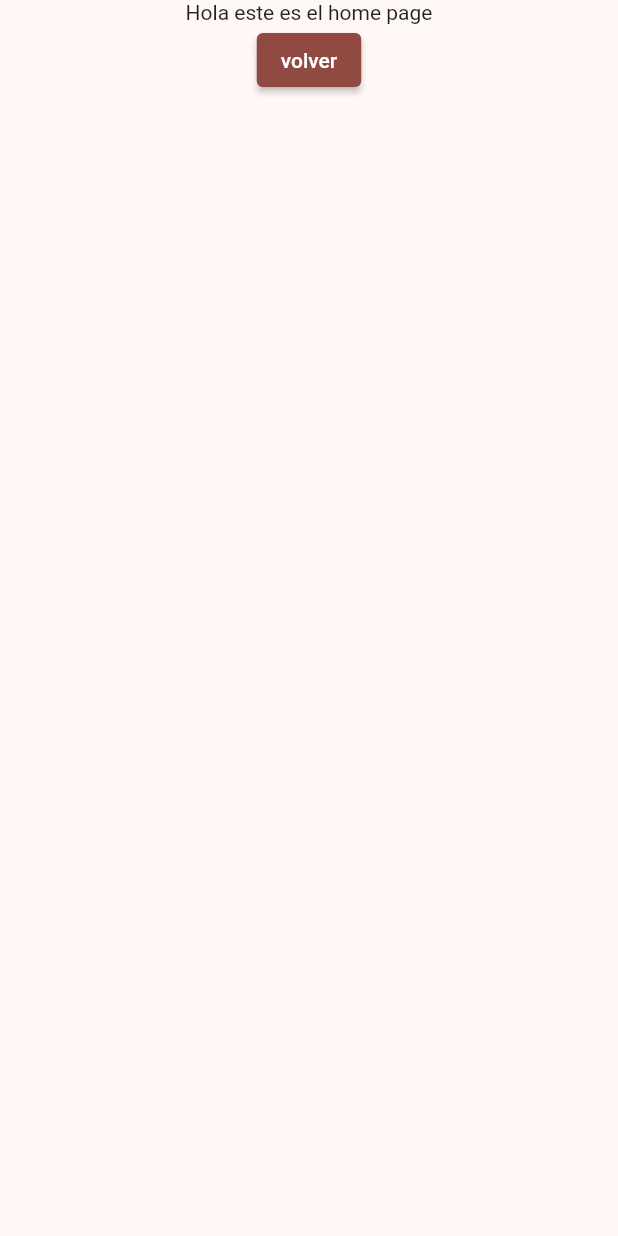
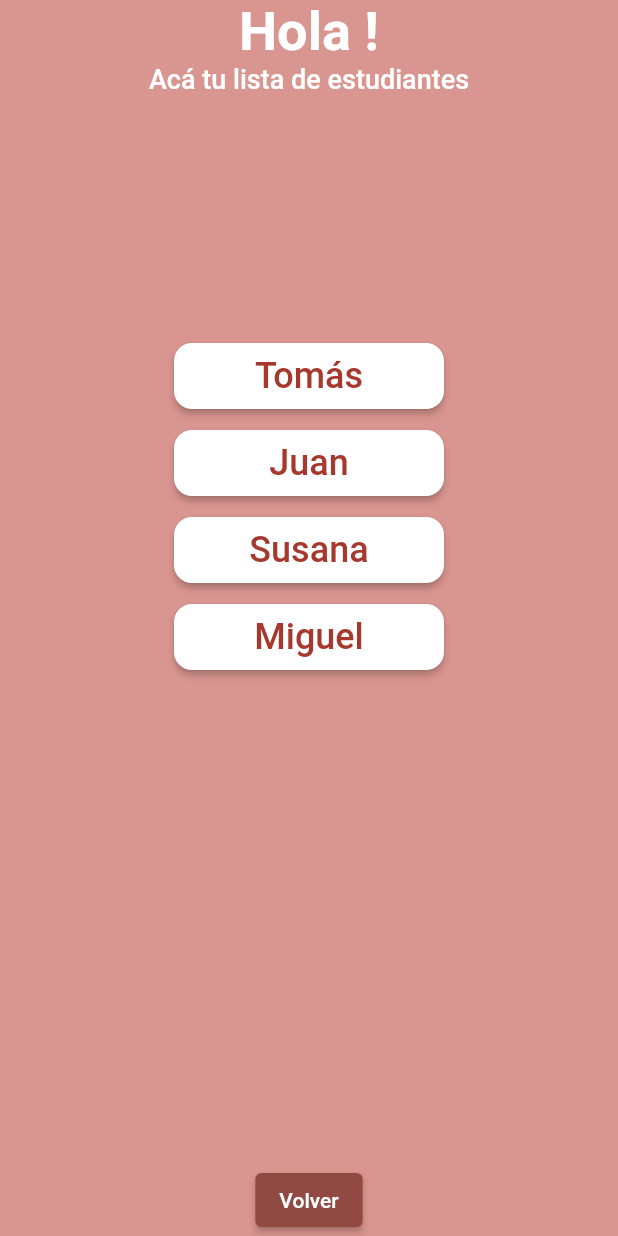
Before and after one commit to jreyes0431/ing-sw-flutter-sample, a Flutter app: the screen it shows after launch, after a tap on "Ingresar", on a phone screen of 412 x 824 dp. Run offline on Flutter 3.47's test engine with Material 2 defaults, Android fonts, the phone set to English and light mode, and no system bars.

Commit message:
feat: home page design

```diff
--- /dev/null
+++ b/lib/detail_page.dart
@@ -0,0 +1,15 @@
+import 'package:flutter/material.dart';
+
+class DetailPage extends StatelessWidget {
+  const DetailPage({
+    super.key,
+    required this.name,
+  });
+
+  final String name;
+
+  @override
+  Widget build(BuildContext context) {
+    return Container();
+  }
+}
--- a/lib/home_page.dart
+++ b/lib/home_page.dart
@@ -1,22 +1,93 @@
 import 'package:flutter/material.dart';
+import 'package:test_ing_mw/detail_page.dart';
 
 class HomePage extends StatelessWidget {
-  const HomePage({super.key});
+  const HomePage({
+    super.key,
+    required this.name, // podemos recibir parametros en el constructor
+    // Se pone required para indicar que es un parametro obligatorio
+  });
+
+  final String name;
+
+  //Esto es solo una función que retorna un Widget
+  //Recibe como parametro un String y una función
+  Widget customButton(String text, BuildContext context) {
+    return ElevatedButton(
+      onPressed: () {
+        Navigator.push(
+          context,
+          MaterialPageRoute(
+            builder: (_) => DetailPage(name: text),
+          ),
+        );
+      },
+      style: ButtonStyle(
+        minimumSize: const MaterialStatePropertyAll(Size(180, 10)),
+        shape: MaterialStateProperty.all<RoundedRectangleBorder>(
+          RoundedRectangleBorder(
+            borderRadius: BorderRadius.circular(12),
+          ),
+        ),
+        backgroundColor: const MaterialStatePropertyAll(Colors.white),
+      ),
+      child: Padding(
+        padding: const EdgeInsets.all(8.0),
+        child: Text(
+          text,
+          style: const TextStyle(
+            fontSize: 24,
+            color: Color(0xFFA6382E),
+          ),
+        ),
+      ),
+    );
+  }
 
   @override
   Widget build(BuildContext context) {
     return Scaffold(
-      body: Center(
+      backgroundColor: const Color(0xFFD9958F),
+      body: SafeArea(
+        // SafeArea es un widget que nos permite evitar que el contenido se sobreponga a la barra de notificaciones en mobile(Notch)
+        child: Center(
           child: Column(
             children: [
-            Text("Hola este es el home page"),
+              Text(
+                "Hola $name!",
+                style: const TextStyle(
+                  fontWeight: FontWeight.bold,
+                  fontSize: 36,
+                  color: Colors.white,
+                ),
+              ),
+              const Text(
+                "Acá tu lista de estudiantes",
+                style: TextStyle(
+                  fontWeight: FontWeight.w500,
+                  fontSize: 18,
+                  color: Colors.white,
+                ),
+              ),
+              const Spacer(),
+              customButton("Tomás", context),
+              const SizedBox(height: 10),
+              customButton("Juan", context),
+              const SizedBox(height: 10),
+              customButton("Susana", context),
+              const SizedBox(height: 10),
+              customButton("Miguel", context),
+              const Spacer(
+                flex: 2,
+              ), //Flex 2 es el doble de espacio que flex 1 (por defecto)
               ElevatedButton(
                 onPressed: () {
                   Navigator.pop(context);
                 },
-              child: Text("volver"),
+                child: const Text("Volver"),
               ),
             ],
+          ),
         ),
       ),
     );
--- a/lib/welcome_page.dart
+++ b/lib/welcome_page.dart
@@ -55,7 +55,9 @@ class WellcomePage extends StatelessWidget {
               Navigator.push(
                 context,
                 MaterialPageRoute(
-                  builder: (_) => const HomePage(),
+                  builder: (_) => HomePage(
+                    name: controller.text,
+                  ),
                 ),
               );
             },
```
Lines whose indentation alone changed are shown as unchanged.
